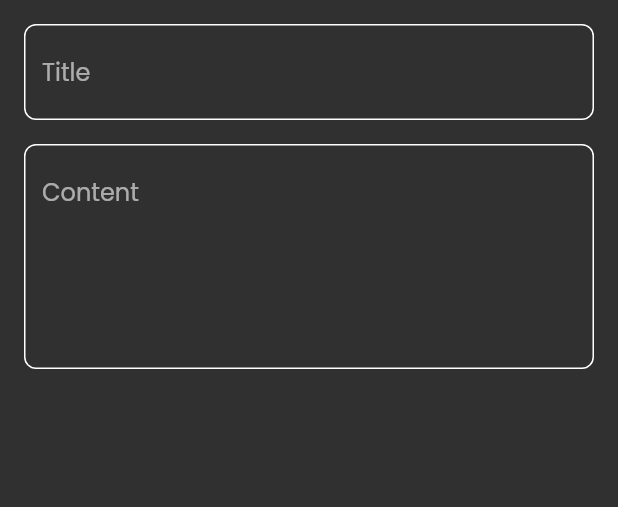
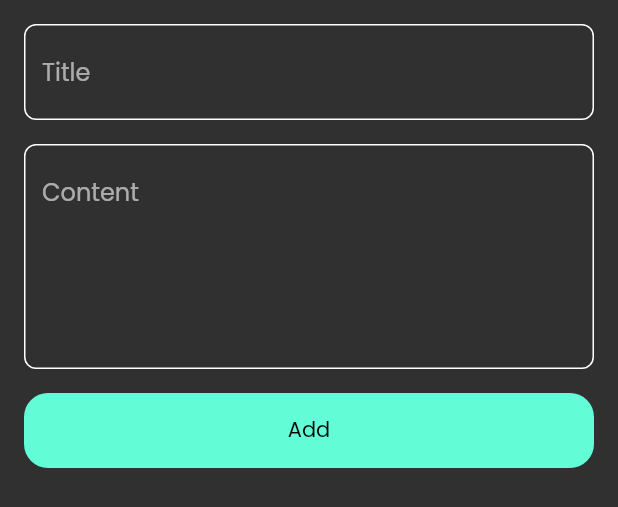
Before and after one commit to Adham167/notes_app, a Flutter app: the AddNoteBottomSheet widget shown alone on an empty page, opened directly, on a phone screen of 412 x 824 dp. Shown: the top 507 px of the screen. Run offline on Flutter 3.47's test engine with Material 3 defaults, Android fonts, the light colour scheme and no system bars.

Commit message:
finish notes bottom sheet

```diff
--- a/lib/widgets/add_note_bottom_sheet.dart
+++ b/lib/widgets/add_note_bottom_sheet.dart
@@ -1,4 +1,5 @@
 import 'package:flutter/material.dart';
+import 'package:note_app_1/widgets/custom_botton.dart';
 import 'package:note_app_1/widgets/custom_text_field.dart';
 
 class AddNoteBottomSheet extends StatelessWidget {
@@ -8,6 +9,7 @@ class AddNoteBottomSheet extends StatelessWidget {
   Widget build(BuildContext context) {
     return const Padding(
       padding: EdgeInsets.symmetric(horizontal: 16.0),
+      child: SingleChildScrollView(
         child: Column(
           children: [
             SizedBox(
@@ -23,7 +25,12 @@ class AddNoteBottomSheet extends StatelessWidget {
               hint: "Content",
               Maxline: 5,
             ),
+            SizedBox(
+              height: 16,
+            ),
+            CustomBotton(),
           ],
+        ),
       ),
     );
   }
--- /dev/null
+++ b/lib/widgets/custom_botton.dart
@@ -0,0 +1,23 @@
+import 'package:flutter/material.dart';
+import 'package:note_app_1/constants.dart';
+
+class CustomBotton extends StatelessWidget {
+  const CustomBotton({super.key});
+
+  @override
+  Widget build(BuildContext context) {
+    return Container(
+      height: 50,
+      width: MediaQuery.of(context).size.width,
+      decoration: BoxDecoration(
+        color: KPrimaryColor,
+        borderRadius: BorderRadius.circular(16),
+      ),
+      child: Center(
+          child: Text(
+        'Add',
+        style: TextStyle(color: Colors.black),
+      )),
+    );
+  }
+}
```
Lines whose indentation alone changed are shown as unchanged.
